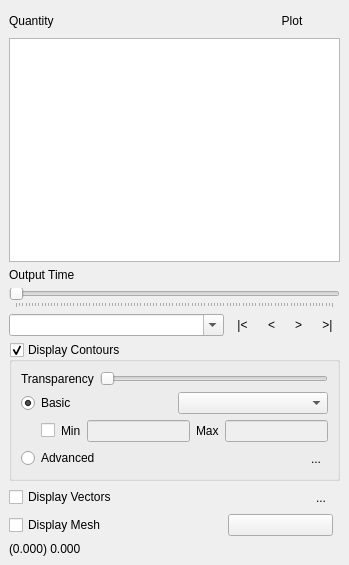
Above: plugin/ui/crayfish_viewer_dock_widget.ui from lutraconsulting/qgis-crayfish-plugin before the change. Below: the same form after it.
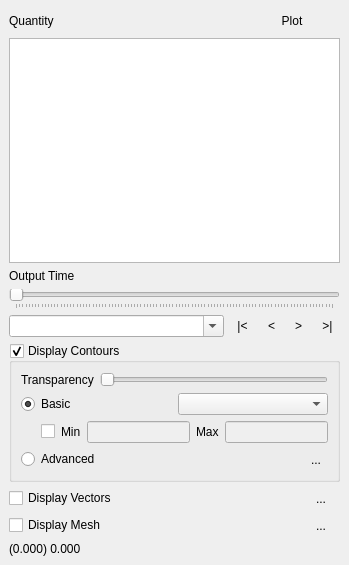
That is the form after the change. Custom widgets are drawn as their Qt base class.

Commit message: mesh options toolbar

Patch:
```diff
--- a/plugin/ui/crayfish_viewer_dock_widget.ui
+++ b/plugin/ui/crayfish_viewer_dock_widget.ui
@@ -312,9 +312,6 @@
         </property>
        </widget>
       </item>
-      <item row="1" column="2">
-       <widget class="QgsColorButton" name="btnMeshColor"/>
-      </item>
       <item row="0" column="2">
        <layout class="QHBoxLayout" name="horizontalLayout_5">
         <item>
@@ -345,13 +342,6 @@
         </item>
        </layout>
       </item>
-      <item row="0" column="0">
-       <widget class="QCheckBox" name="displayVectorsCheckBox">
-        <property name="text">
-         <string>Display Vectors</string>
-        </property>
-       </widget>
-      </item>
       <item row="0" column="1" rowspan="2">
        <spacer name="horizontalSpacer_3">
         <property name="orientation">
@@ -365,6 +355,43 @@
         </property>
        </spacer>
       </item>
+      <item row="0" column="0">
+       <widget class="QCheckBox" name="displayVectorsCheckBox">
+        <property name="text">
+         <string>Display Vectors</string>
+        </property>
+       </widget>
+      </item>
+      <item row="1" column="2">
+       <layout class="QHBoxLayout" name="horizontalLayout_8">
+        <item>
+         <spacer name="horizontalSpacer_4">
+          <property name="orientation">
+           <enum>Qt::Horizontal</enum>
+          </property>
+          <property name="sizeHint" stdset="0">
+           <size>
+            <width>40</width>
+            <height>20</height>
+           </size>
+          </property>
+         </spacer>
+        </item>
+        <item>
+         <widget class="QToolButton" name="btnMeshOptions">
+          <property name="enabled">
+           <bool>true</bool>
+          </property>
+          <property name="text">
+           <string>...</string>
+          </property>
+          <property name="autoRaise">
+           <bool>true</bool>
+          </property>
+         </widget>
+        </item>
+       </layout>
+      </item>
      </layout>
     </item>
     <item>
@@ -384,11 +411,6 @@
    <header>qgscollapsiblegroupbox.h</header>
    <container>1</container>
   </customwidget>
-  <customwidget>
-   <class>QgsColorButton</class>
-   <extends>QPushButton</extends>
-   <header>qgscolorbutton.h</header>
-  </customwidget>
   <customwidget>
    <class>QgsColorRampComboBox</class>
    <extends>QComboBox</extends>
```
Left out of the diff: 1 changed line with no effect on the pictures. The commit also changes 8 other files.
